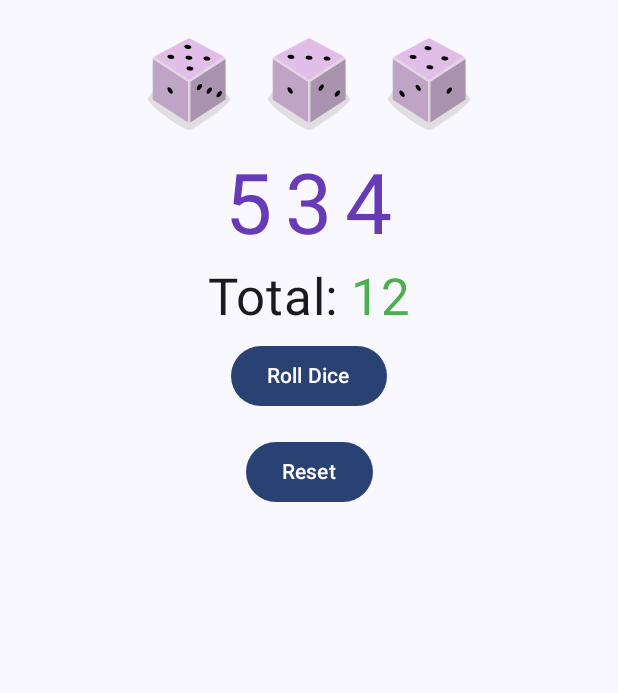
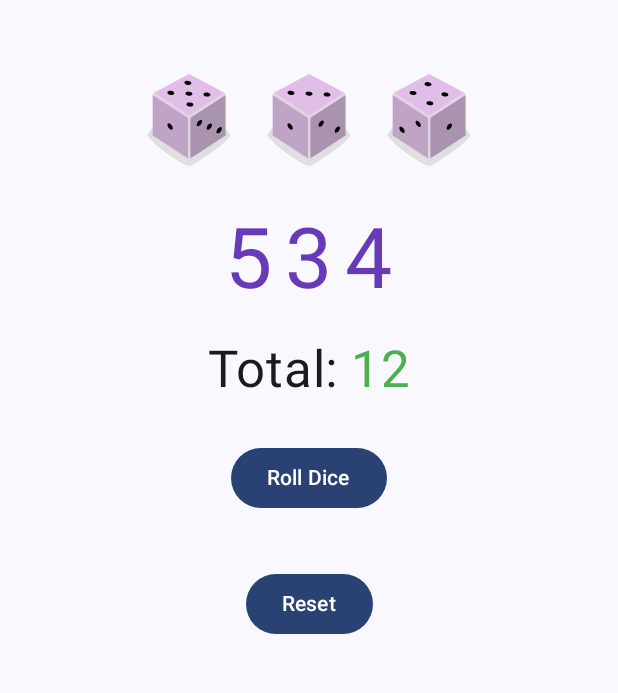
Before and after one commit to tetervak/DiceRoller-Android, an Android app built with Jetpack Compose: the screen it shows after launch (MainActivity), after a tap on "Roll Dice", on a phone screen of 412 x 824 dp, the part 96-789 px from its top. Run offline under Robolectric (Android 15) with nearby library versions, the phone set to English and light mode, and no system bars; our stand-ins replace Dagger/Hilt's generated code.

Commit message:
adjusted gaps

```diff
--- a/app/src/main/java/ca/tetervak/diceroller/ui/roller/RollerScreen.kt
+++ b/app/src/main/java/ca/tetervak/diceroller/ui/roller/RollerScreen.kt
@@ -4,6 +4,7 @@ import androidx.compose.foundation.Image
 import androidx.compose.foundation.layout.Arrangement
 import androidx.compose.foundation.layout.Column
 import androidx.compose.foundation.layout.Row
+import androidx.compose.foundation.layout.fillMaxHeight
 import androidx.compose.foundation.layout.fillMaxWidth
 import androidx.compose.foundation.layout.padding
 import androidx.compose.foundation.layout.size
@@ -51,9 +52,12 @@ fun RollerScreen(modifier: Modifier = Modifier) {
     }) { innerPadding ->
         Column(
             horizontalAlignment = Alignment.CenterHorizontally,
+            verticalArrangement = Arrangement.spacedBy(20.dp),
             modifier = modifier
+                .fillMaxHeight()
                 .padding(innerPadding)
                 .verticalScroll(rememberScrollState())
+                .padding(top = 40.dp)
                 .fillMaxWidth()
         ) {
             if (rollerUiState is RollerUiState.Rolled) {
@@ -82,11 +86,9 @@ fun RollerScreen(modifier: Modifier = Modifier) {
 }
 
 @Composable
-private fun TotalRow(total: Int) {
+private fun TotalRow(total: Int, modifier: Modifier = Modifier) {
     Row(
-        modifier = Modifier
-            .wrapContentWidth()
-            .padding(top = 8.dp),
+        modifier = modifier.wrapContentWidth(),
         horizontalArrangement = Arrangement.spacedBy(8.dp)
     ) {
         Text(
@@ -99,11 +101,9 @@ private fun TotalRow(total: Int) {
 }
 
 @Composable
-private fun DiceValuesRow(list: List<Int>) {
+private fun DiceValuesRow(list: List<Int>, modifier: Modifier = Modifier) {
     Row(
-        modifier = Modifier
-            .wrapContentWidth()
-            .padding(top = 8.dp),
+        modifier = modifier.wrapContentWidth(),
         horizontalArrangement = Arrangement.spacedBy(8.dp)
     ) {
         for (value in list) {
@@ -117,11 +117,9 @@ private fun DiceValuesRow(list: List<Int>) {
 }
 
 @Composable
-private fun DiceImagesRow(list: List<Int>) {
+private fun DiceImagesRow(list: List<Int>, modifier: Modifier = Modifier) {
     Row(
-        modifier = Modifier
-            .wrapContentWidth()
-            .padding(top = 16.dp)
+        modifier = modifier.wrapContentWidth(),
     ) {
         for (value in list) {
             DiceImage(value)
@@ -130,11 +128,11 @@ private fun DiceImagesRow(list: List<Int>) {
 }
 
 @Composable
-private fun DiceImage(value: Int) {
+private fun DiceImage(value: Int, modifier: Modifier = Modifier) {
     Image(
         painter = painterResource(diceImageResourceId(value)),
         contentDescription = value.toString(),
-        modifier = Modifier.size(80.dp)
+        modifier = modifier.size(80.dp)
     )
 }
 
```
